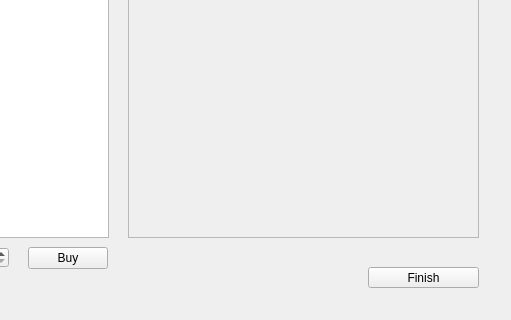
Qt form StadiumTourProject/souvenirshop.ui (joeyCampbelll/CS1D-Project-2) before a commit; both pictures show x 292 to 803 and y 183 to 503 of the 803 by 503 pixel window.
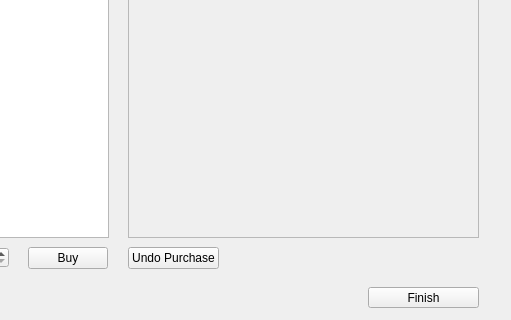
The same form after that commit.

What changed in the file:
```diff
--- a/StadiumTourProject/souvenirshop.ui
+++ b/StadiumTourProject/souvenirshop.ui
@@ -73,7 +73,7 @@
    <property name="geometry">
     <rect>
      <x>660</x>
-     <y>450</y>
+     <y>470</y>
      <width>111</width>
      <height>21</height>
     </rect>
@@ -154,6 +154,19 @@
     <string>&lt;html&gt;&lt;head/&gt;&lt;body&gt;&lt;p align=&quot;right&quot;&gt;&lt;span style=&quot; font-size:14pt;&quot;&gt;total_here&lt;/span&gt;&lt;/p&gt;&lt;/body&gt;&lt;/html&gt;</string>
    </property>
   </widget>
+  <widget class="QPushButton" name="undoButton">
+   <property name="geometry">
+    <rect>
+     <x>420</x>
+     <y>430</y>
+     <width>91</width>
+     <height>22</height>
+    </rect>
+   </property>
+   <property name="text">
+    <string>Undo Purchase</string>
+   </property>
+  </widget>
  </widget>
  <resources/>
  <connections/>
```
